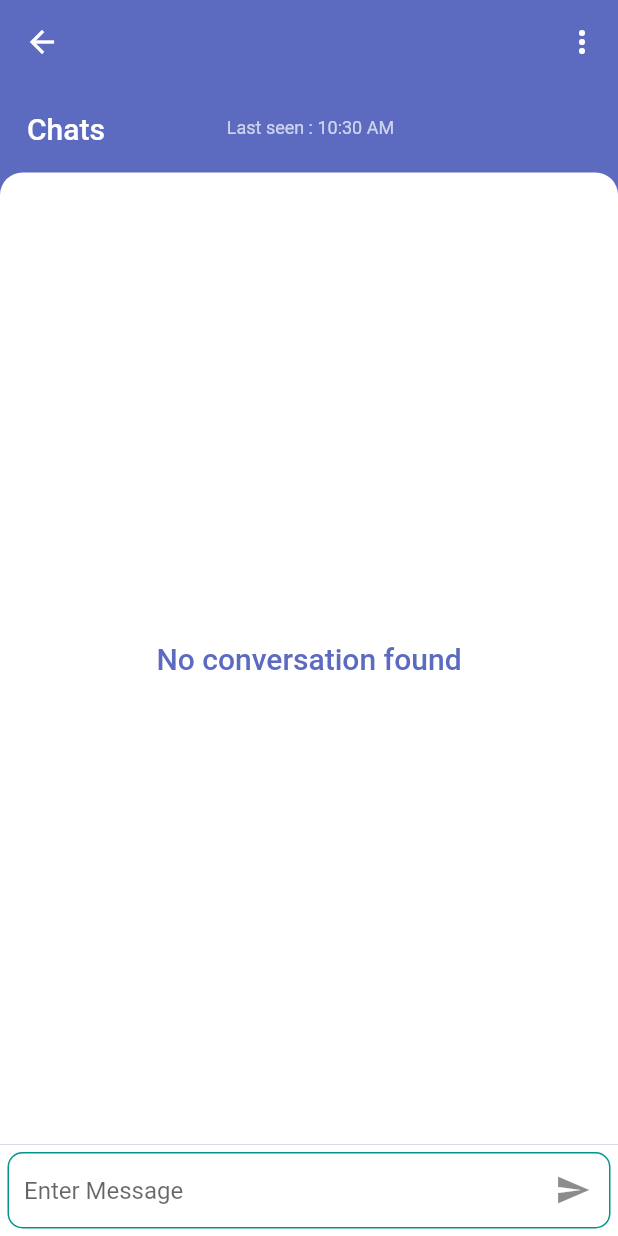
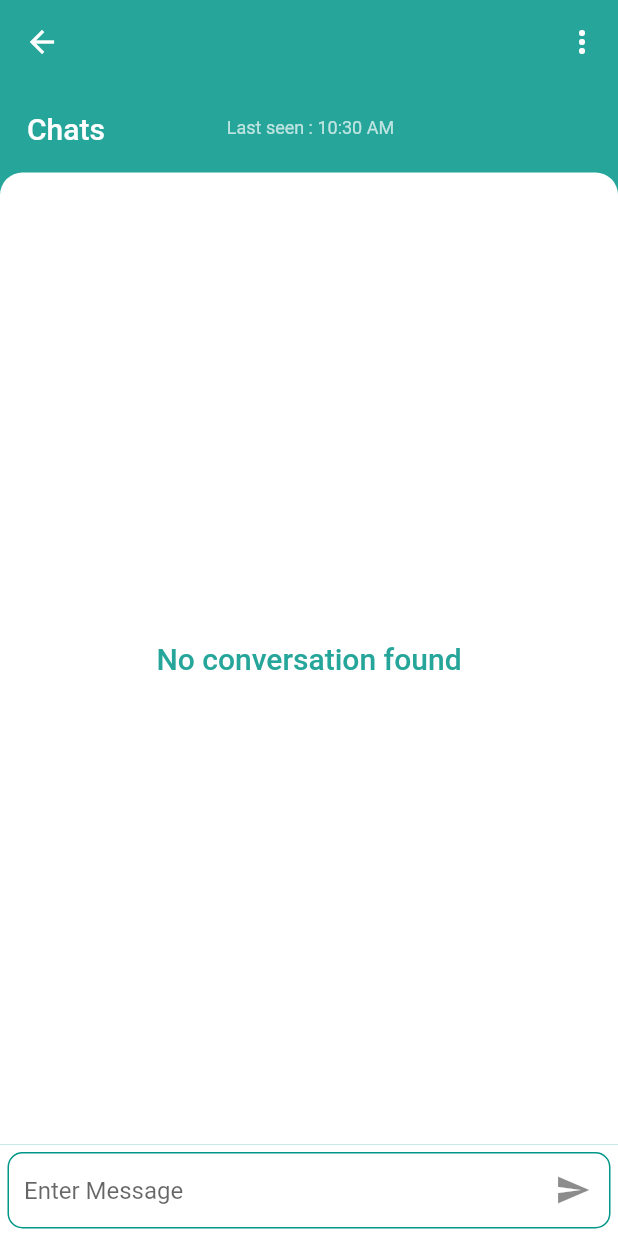
Before and after one commit to AfthabEK/SimpleChat, a Flutter app: the ChatPage screen opened directly with empty values, on a phone screen of 412 x 824 dp. Run offline on Flutter 3.47's test engine with Material 2 defaults, Android fonts, the phone set to English and light mode, and no system bars; our stand-ins replace basic_utils, cloud_firestore, firebase_auth, firebase_core; missing offline and left inert: asn1lib, cryptography, encrypt, fast_rsa, flutterfire_ui, pointycastle and 1 more; accounts and stored records are empty.

Commit message:
fixed bugs

```diff
--- a/lib/chatpage.dart
+++ b/lib/chatpage.dart
@@ -52,9 +52,9 @@ class _ChatPageState extends State<ChatPage> {
   Widget build(BuildContext context) {
     final firestore = FirebaseFirestore.instance;
     return Scaffold(
-      backgroundColor: Colors.indigo.shade400,
+      backgroundColor: Colors.teal.shade400,
       appBar: AppBar(
-        backgroundColor: Colors.indigo.shade400,
+        backgroundColor: Colors.teal.shade400,
         title: Text(widget.name),
         elevation: 0,
         actions: [
@@ -158,14 +158,14 @@ class _ChatPageState extends State<ChatPage> {
                           child: Text(
                             'No conversation found',
                             style: Styles.h1()
-                                .copyWith(color: Colors.indigo.shade400),
+                                .copyWith(color: Colors.teal.shade400),
                           ),
                         );
                       }
                     } else {
                       return const Center(
                         child: CircularProgressIndicator(
-                          color: Colors.indigo,
+                          color: Colors.teal,
                         ),
                       );
                     }
--- a/lib/main.dart
+++ b/lib/main.dart
@@ -55,7 +55,7 @@ class MyApp extends StatelessWidget {
     return MaterialApp(
       debugShowCheckedModeBanner: false,
       title: 'Flutter Demo',
-      theme: ThemeData(primarySwatch: Colors.indigo),
+      theme: ThemeData(primarySwatch: Colors.teal),
       themeMode: ThemeMode.light,
       home: const AuthGate(),
     );
```
